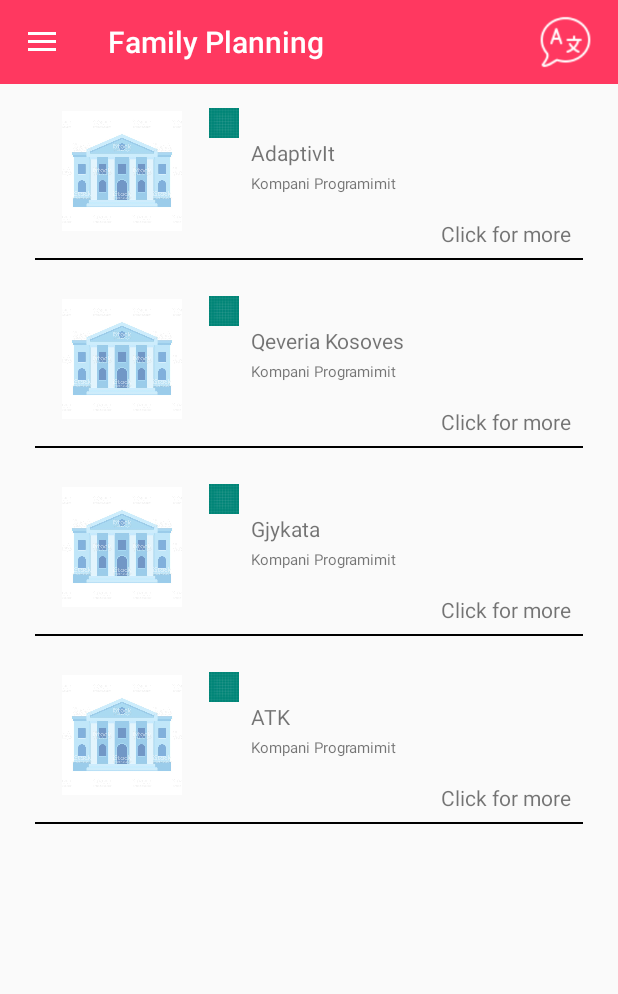
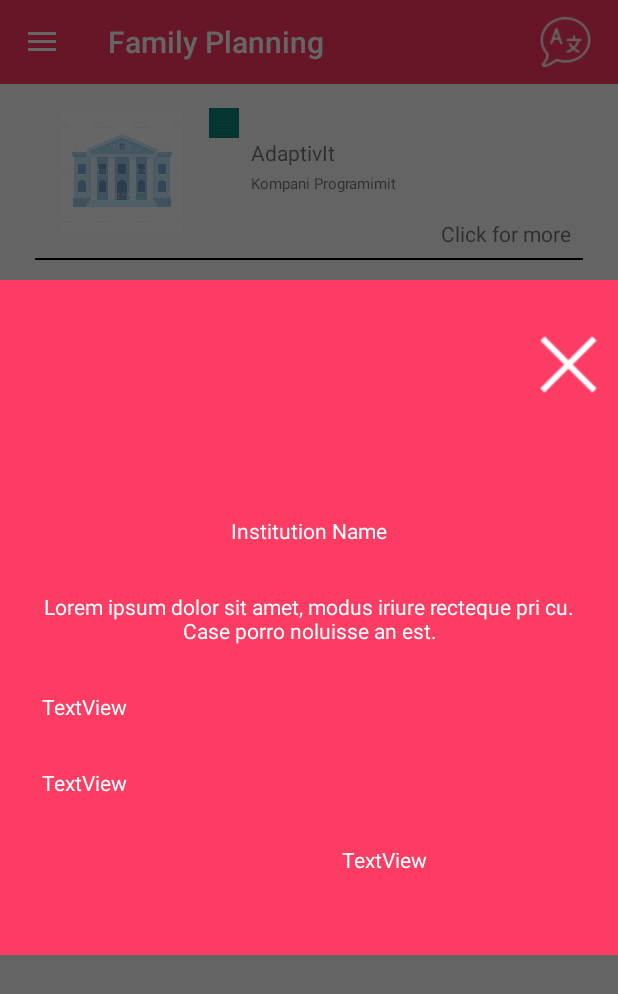
Before and after one commit to arianitlu/familyplanning, an Android app: the fragment FragmentInstitution placed in its activity, after a tap on "AdaptivIt", on a phone screen of 412 x 824 dp. Shown: the top 994 px of the screen. Run offline under Robolectric (Android 15) with nearby library versions, the phone set to English and light mode, and no system bars; our stand-ins replace Picasso.

Commit message:
version 1.2.4

```diff
--- a/app/src/main/java/com/example/rinor/familyplanning/adapters/InstitutionAdapter.java
+++ b/app/src/main/java/com/example/rinor/familyplanning/adapters/InstitutionAdapter.java
@@ -1,6 +1,9 @@
 package com.example.rinor.familyplanning.adapters;
 
+import android.app.Dialog;
 import android.content.Context;
+import android.graphics.Color;
+import android.graphics.drawable.ColorDrawable;
 import android.support.v7.widget.RecyclerView;
 import android.view.LayoutInflater;
 import android.view.View;
@@ -18,6 +21,9 @@ public class InstitutionAdapter extends RecyclerView.Adapter<InstitutionAdapter.
 
         private List<Institution> listInstitution;
         private Context ctx;
+        Dialog myDialog;
+
+
 
         public InstitutionAdapter(List<Institution> listInstitution, Context ctx) {
             this.listInstitution = listInstitution;
@@ -45,6 +51,19 @@ public class InstitutionAdapter extends RecyclerView.Adapter<InstitutionAdapter.
             public void onClick(View view) {
                 int position = getAdapterPosition();
                 Institution list = listInstitution.get(position);
+                myDialog = new Dialog(ctx);
+                myDialog.setContentView(R.layout.popup_institution_name);
+                ImageView close=view.findViewById(R.id.closeImg);
+               /* close.setOnClickListener(new View.OnClickListener() {
+                    @Override
+                    public void onClick(View view) {
+                        myDialog.dismiss();
+                    }
+                });*/
+                myDialog.getWindow().setBackgroundDrawable(new ColorDrawable(Color.TRANSPARENT));
+                myDialog.show();
+
+
 
 //                Intent intent = new Intent(ctx, ListLocationsDetailsActivity.class);
 //                intent.putExtra("name", list.getName());
@@ -54,6 +73,8 @@ public class InstitutionAdapter extends RecyclerView.Adapter<InstitutionAdapter.
 //                intent.putExtra("longitude",list.getmLongitude());
                 //ctx.startActivity(intent);
             }
+
+
         }
 
 
@@ -85,4 +106,10 @@ public class InstitutionAdapter extends RecyclerView.Adapter<InstitutionAdapter.
     public int getItemCount() {
         return listInstitution.size();
     }
+
+    public void closeImg (View view) {
+        myDialog.dismiss();
+    }
+
+
 }
--- a/app/src/main/res/layout/institution_item.xml
+++ b/app/src/main/res/layout/institution_item.xml
@@ -62,6 +62,7 @@
         app:layout_constraintTop_toBottomOf="@+id/imageView" />
 
     <TextView
+        android:onClick="showpopup"
         android:id="@+id/txtClickForMore"
         android:layout_width="wrap_content"
         android:layout_height="wrap_content"
--- /dev/null
+++ b/app/src/main/res/layout/popup_institution_name.xml
@@ -0,0 +1,99 @@
+<?xml version="1.0" encoding="utf-8"?>
+<android.support.constraint.ConstraintLayout xmlns:android="http://schemas.android.com/apk/res/android"
+    xmlns:app="http://schemas.android.com/apk/res-auto"
+    xmlns:tools="http://schemas.android.com/tools"
+    android:layout_width="match_parent"
+    android:layout_height="450dp"
+    android:background="@color/introbackgorund"
+    tools:layout_editor_absoluteY="25dp">
+
+
+    <TextView
+        android:id="@+id/textView4"
+        android:layout_width="wrap_content"
+        android:layout_height="wrap_content"
+        android:layout_marginStart="8dp"
+        android:layout_marginTop="52dp"
+        android:layout_marginEnd="8dp"
+        android:text="@string/institution_name"
+        android:textColor="@android:color/white"
+        app:layout_constraintBottom_toTopOf="@+id/textView5"
+        app:layout_constraintEnd_toEndOf="parent"
+        app:layout_constraintHorizontal_bias="0.5"
+        app:layout_constraintStart_toStartOf="parent"
+        app:layout_constraintTop_toBottomOf="@+id/closeImg" />
+
+    <TextView
+        android:id="@+id/textView5"
+        android:layout_width="wrap_content"
+        android:layout_height="wrap_content"
+        android:layout_marginTop="8dp"
+        android:paddingLeft="20dp"
+        android:paddingRight="20dp"
+        android:text="@string/intro_desc"
+        android:textAlignment="center"
+        android:textColor="@android:color/white"
+        app:layout_constraintBottom_toTopOf="@+id/textView6"
+        app:layout_constraintEnd_toEndOf="parent"
+        app:layout_constraintStart_toStartOf="parent"
+        app:layout_constraintTop_toBottomOf="@+id/textView4" />
+
+    <TextView
+        android:id="@+id/textView6"
+        android:layout_width="wrap_content"
+        android:layout_height="wrap_content"
+        android:layout_marginStart="8dp"
+        android:layout_marginTop="8dp"
+        android:paddingLeft="20dp"
+        android:text="TextView"
+        android:textColor="@android:color/white"
+        app:layout_constraintBottom_toTopOf="@+id/textView7"
+        app:layout_constraintStart_toStartOf="parent"
+        app:layout_constraintTop_toBottomOf="@+id/textView5" />
+
+    <TextView
+        android:id="@+id/textView7"
+        android:layout_width="wrap_content"
+        android:layout_height="wrap_content"
+        android:layout_marginStart="8dp"
+        android:layout_marginTop="8dp"
+        android:paddingLeft="20dp"
+        android:text="TextView"
+        android:textColor="@android:color/white"
+        app:layout_constraintBottom_toTopOf="@+id/linearLayout"
+        app:layout_constraintStart_toStartOf="parent"
+        app:layout_constraintTop_toBottomOf="@+id/textView6" />
+
+    <ImageView
+        android:id="@+id/closeImg"
+        android:layout_width="wrap_content"
+        android:layout_height="wrap_content"
+        android:layout_marginTop="8dp"
+        android:onClick="closeImg"
+        android:layout_marginEnd="8dp"
+        app:layout_constraintBottom_toTopOf="@+id/textView4"
+        app:layout_constraintEnd_toEndOf="parent"
+        app:layout_constraintTop_toTopOf="parent"
+        app:srcCompat="@drawable/u484" />
+
+    <LinearLayout
+        android:id="@+id/linearLayout"
+        android:layout_width="176dp"
+        android:layout_height="50dp"
+        android:layout_marginTop="8dp"
+        android:layout_marginEnd="8dp"
+        android:orientation="horizontal"
+        app:layout_constraintBottom_toBottomOf="parent"
+        app:layout_constraintEnd_toEndOf="parent"
+        app:layout_constraintTop_toBottomOf="@+id/textView7">
+
+        <TextView
+            android:id="@+id/textView8"
+            android:layout_width="wrap_content"
+            android:layout_height="wrap_content"
+            android:layout_weight="1"
+            android:text="TextView"
+            android:textColor="@android:color/white" />
+    </LinearLayout>
+
+</android.support.constraint.ConstraintLayout>
--- a/app/src/main/res/values/strings.xml
+++ b/app/src/main/res/values/strings.xml
@@ -20,4 +20,5 @@
     <string name="pregnancy">Pregnancy advisory</string>
     <string name="general_info">General information</string>
     <string name="title_activity_maps">Map</string>
+    <string name="institution_name">Institution Name</string>
 </resources>
```
Also changed, not shown: app/src/main/java/com/example/rinor/familyplanning/fragments/FragmentInstitution.java (+10 -0 lines), app/src/main/res/drawable/u484.png (added).
